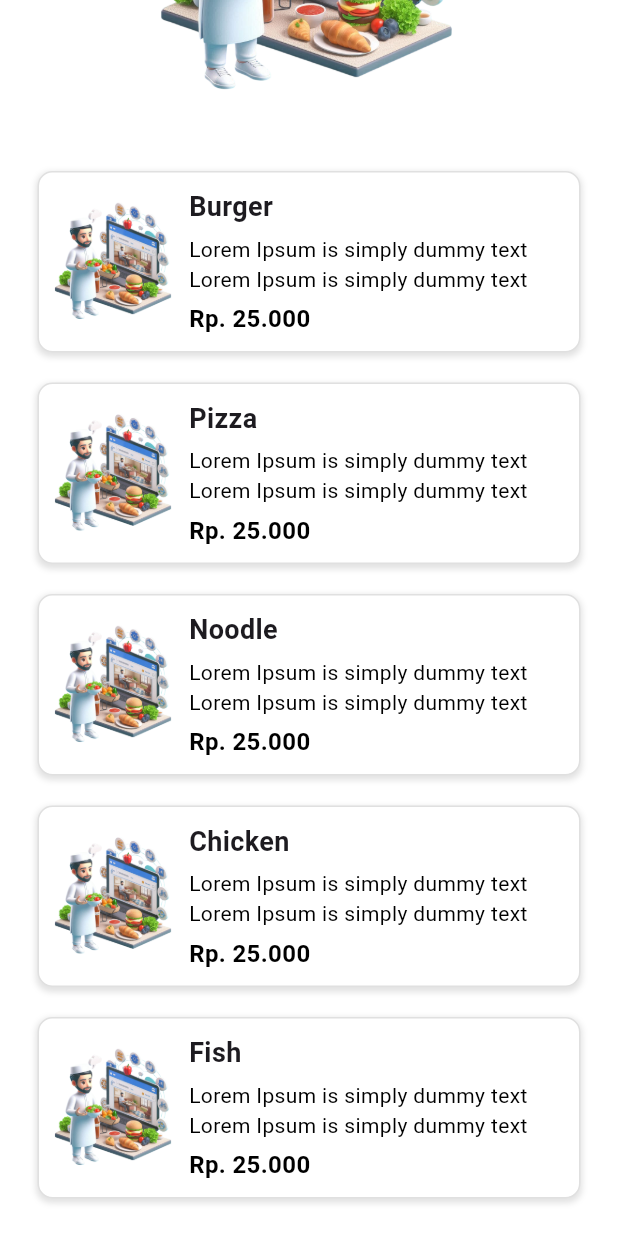
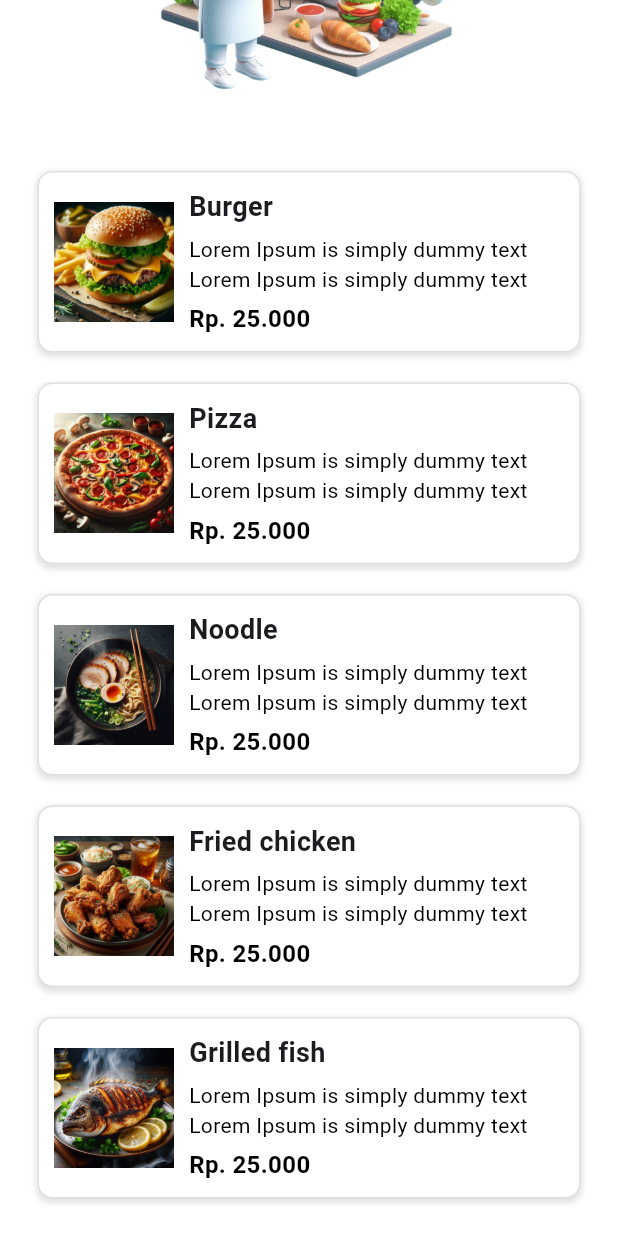
Before and after one commit to ariyoaziz/layout_apk, a Flutter app: the screen it shows after launch, scrolled down 161 dp, on a phone screen of 412 x 824 dp. Run offline on Flutter 3.47's test engine with Material 3 defaults, Android fonts, the phone set to English and light mode, and no system bars.

Commit message:
update gambar

```diff
--- a/lib/pages/home.dart
+++ b/lib/pages/home.dart
@@ -48,7 +48,7 @@ class _HomeState extends State<Home> {
                           height: 80,
                           width: 80,
                           child: Image.asset(
-                            'assets/images/main.png',
+                            'assets/images/burger.jpeg',
                             fit: BoxFit.cover,
                           ),
                         ),
@@ -108,7 +108,7 @@ class _HomeState extends State<Home> {
                           height: 80,
                           width: 80,
                           child: Image.asset(
-                            'assets/images/main.png',
+                            'assets/images/pizza.jpeg',
                             fit: BoxFit.cover,
                           ),
                         ),
@@ -168,7 +168,7 @@ class _HomeState extends State<Home> {
                           height: 80,
                           width: 80,
                           child: Image.asset(
-                            'assets/images/main.png',
+                            'assets/images/noodle.jpeg',
                             fit: BoxFit.cover,
                           ),
                         ),
@@ -228,7 +228,7 @@ class _HomeState extends State<Home> {
                           height: 80,
                           width: 80,
                           child: Image.asset(
-                            'assets/images/main.png',
+                            'assets/images/chicken.jpeg',
                             fit: BoxFit.cover,
                           ),
                         ),
@@ -237,7 +237,7 @@ class _HomeState extends State<Home> {
                           crossAxisAlignment: CrossAxisAlignment.start,
                           children: [
                             Text(
-                              'Chicken',
+                              'Fried chicken',
                               style: TextStyle(
                                 fontSize: 18,
                                 fontWeight: FontWeight.bold,
@@ -287,7 +287,7 @@ class _HomeState extends State<Home> {
                           height: 80,
                           width: 80,
                           child: Image.asset(
-                            'assets/images/main.png',
+                            'assets/images/fish.jpeg',
                             fit: BoxFit.cover,
                           ),
                         ),
@@ -296,7 +296,7 @@ class _HomeState extends State<Home> {
                           crossAxisAlignment: CrossAxisAlignment.start,
                           children: [
                             Text(
-                              'Fish',
+                              'Grilled fish',
                               style: TextStyle(
                                 fontSize: 18,
                                 fontWeight: FontWeight.bold,
--- a/pubspec.yaml
+++ b/pubspec.yaml
@@ -55,6 +55,11 @@ flutter:
 
   assets:
     - assets/images/main.png
+    - assets/images/burger.jpeg
+    - assets/images/chicken.jpeg
+    - assets/images/fish.jpeg
+    - assets/images/noodle.jpeg
+    - assets/images/pizza.jpeg
 
   # An image asset can refer to one or more resolution-specific "variants", see
   # https://flutter.dev/to/resolution-aware-images
```
Also changed, not shown: assets/images/burger.jpeg (added), assets/images/chicken.jpeg (added), assets/images/fish.jpeg (added), assets/images/noodle.jpeg (added), assets/images/pizza.jpeg (added).
